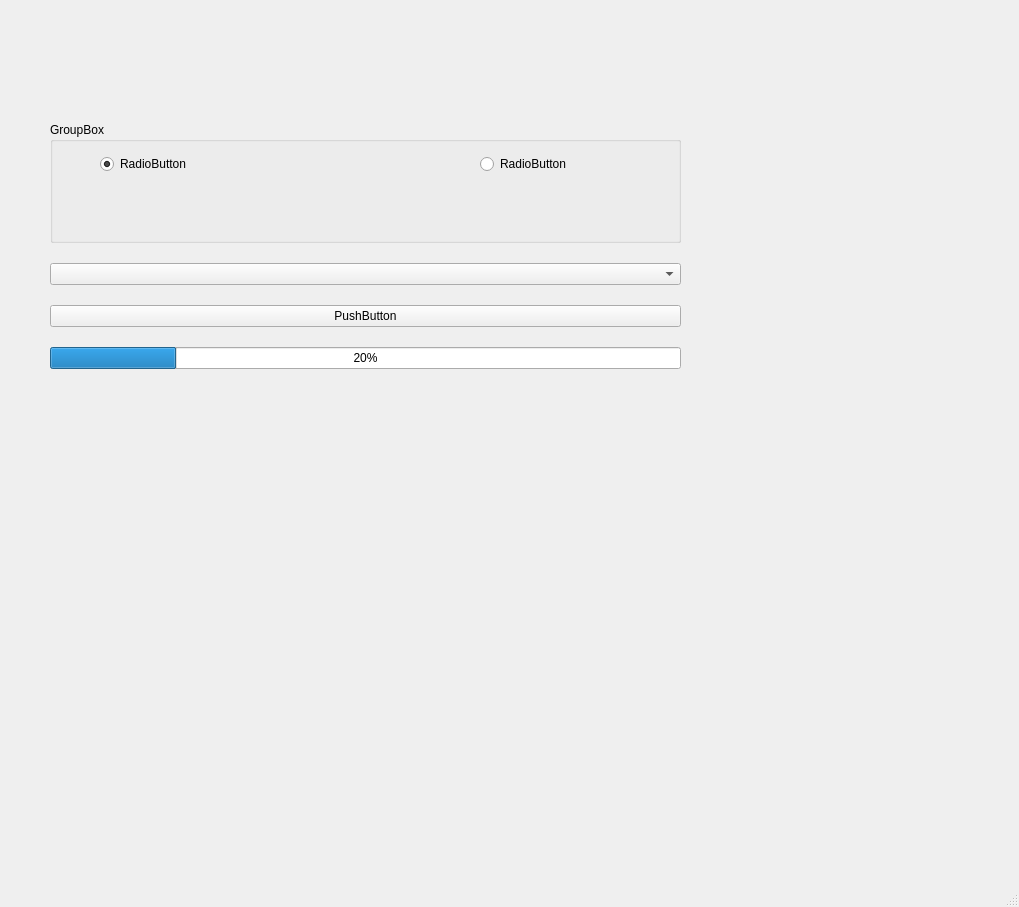
The window that mainwindow.ui (enotove/Widget_Lesson) describes before a commit, drawn with Qt 5.
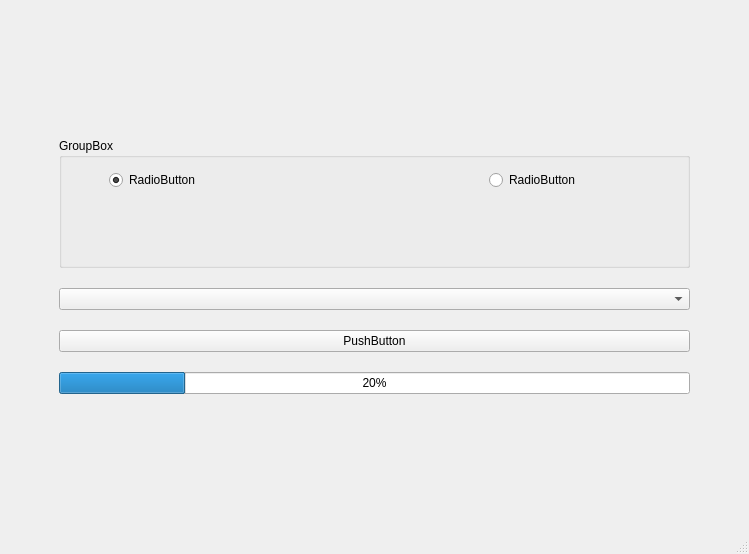
The same window after the commit.

What changed in the file:
```diff
--- a/mainwindow.ui
+++ b/mainwindow.ui
@@ -6,23 +6,16 @@
    <rect>
     <x>0</x>
     <y>0</y>
-    <width>1019</width>
-    <height>907</height>
+    <width>749</width>
+    <height>554</height>
    </rect>
   </property>
   <property name="windowTitle">
    <string>MainWindow</string>
   </property>
   <widget class="QWidget" name="centralwidget">
-   <widget class="QWidget" name="verticalLayoutWidget">
-    <property name="geometry">
-     <rect>
-      <x>0</x>
-      <y>0</y>
-      <width>731</width>
-      <height>491</height>
-     </rect>
-    </property>
+   <layout class="QVBoxLayout" name="verticalLayout">
+    <item>
     <layout class="QVBoxLayout" name="verticalLayout_4" stretch="0,0,0,0,0,0">
      <property name="spacing">
       <number>20</number>
@@ -165,7 +158,8 @@
       </spacer>
      </item>
     </layout>
-   </widget>
+    </item>
+   </layout>
   </widget>
   <widget class="QMenuBar" name="menubar">
    <property name="geometry">
```
Left out of the diff: 2 changed lines with no effect on the pictures. Lines whose indentation alone changed are shown as unchanged.
